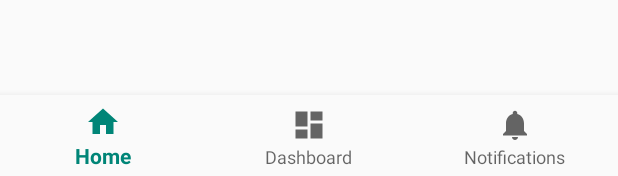
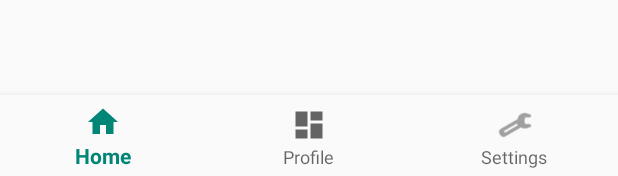
Before and after one commit to 482-932-csce-capstone-sp-2019/scooter-navigation, an Android app: the layout activity_main.xml on its own in the app's theme, with its tools: preview values and no code run, on a phone screen of 412 x 824 dp. Shown: the part 1057-1233 px from the top of the screen. Run offline under Robolectric (Android 15) with nearby library versions, the phone set to English and light mode, and no system bars.

Commit message:
changing nav items

```diff
--- a/app/src/main/res/menu/navigation.xml
+++ b/app/src/main/res/menu/navigation.xml
@@ -7,13 +7,13 @@
         android:title="@string/title_home" />
 
     <item
-        android:id="@+id/navigation_dashboard"
+        android:id="@+id/navigation_profile"
         android:icon="@drawable/ic_dashboard_black_24dp"
-        android:title="@string/title_dashboard" />
+        android:title="@string/title_profile" />
 
     <item
-        android:id="@+id/navigation_notifications"
-        android:icon="@drawable/ic_notifications_black_24dp"
-        android:title="@string/title_notifications" />
+        android:id="@+id/navigation_settings"
+        android:icon="@android:drawable/ic_menu_preferences"
+        android:title="@string/title_settings" />
 
 </menu>
--- a/app/src/main/res/values/strings.xml
+++ b/app/src/main/res/values/strings.xml
@@ -1,6 +1,6 @@
 <resources>
     <string name="app_name">scooter-nav</string>
     <string name="title_home">Home</string>
-    <string name="title_dashboard">Dashboard</string>
-    <string name="title_notifications">Notifications</string>
+    <string name="title_profile">Profile</string>
+    <string name="title_settings">Settings</string>
 </resources>
--- /dev/null
+++ b/settings.gradle
@@ -0,0 +1 @@
+include ':app'
```
Also changed, not shown: app/src/main/java/com/scooter/scooter_nav/MainActivity.java (+4 -4 lines), build.gradle (added, +27 -0 lines), gradle.properties (added, +13 -0 lines), gradle/wrapper/gradle-wrapper.properties (added), 4 other files.
